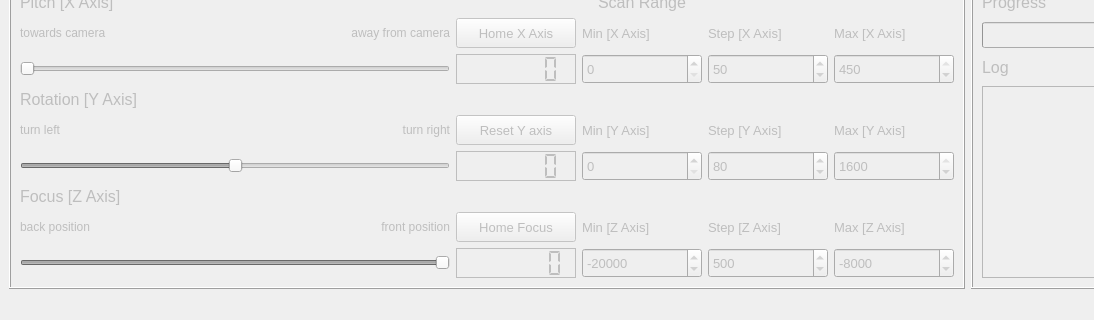
Qt form GUI/scAnt_GUI_mw.ui (evo-biomech/scAnt) before a commit; both pictures show x 0 to 1094 and y 540 to 860 of the 1269 by 860 pixel window.
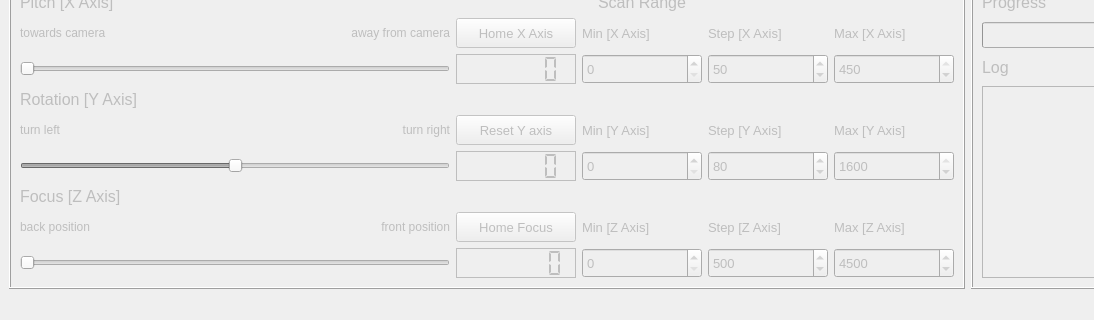
The same form after that commit. Icons and pictures are not drawn.

The edit to the form file:
```diff
--- a/GUI/scAnt_GUI_mw.ui
+++ b/GUI/scAnt_GUI_mw.ui
@@ -17,7 +17,7 @@
    </rect>
   </property>
   <property name="sizePolicy">
-   <sizepolicy hsizetype="Expanding" vsizetype="Preferred">
+   <sizepolicy hsizetype="Expanding" vsizetype="Expanding">
     <horstretch>0</horstretch>
     <verstretch>0</verstretch>
    </sizepolicy>
@@ -2207,6 +2207,7 @@
          <property name="font">
           <font>
            <pointsize>10</pointsize>
+           <weight>50</weight>
            <bold>false</bold>
           </font>
          </property>
@@ -2214,16 +2215,16 @@
           <number>0</number>
          </property>
          <property name="minimum">
-          <double>-45000.000000000000000</double>
+          <double>0.000000000000000</double>
          </property>
          <property name="maximum">
-          <double>0.000000000000000</double>
+          <double>5000.000000000000000</double>
          </property>
          <property name="singleStep">
           <double>1000.000000000000000</double>
          </property>
          <property name="value">
-          <double>-20000.000000000000000</double>
+          <double>0.000000000000000</double>
          </property>
         </widget>
        </item>
@@ -2299,6 +2300,7 @@
          <property name="font">
           <font>
            <pointsize>10</pointsize>
+           <weight>50</weight>
            <bold>false</bold>
           </font>
          </property>
@@ -2306,16 +2308,16 @@
           <number>0</number>
          </property>
          <property name="minimum">
-          <double>-35000.000000000000000</double>
-         </property>
-         <property name="maximum">
           <double>0.000000000000000</double>
          </property>
+         <property name="maximum">
+          <double>5000.000000000000000</double>
+         </property>
          <property name="singleStep">
           <double>1000.000000000000000</double>
          </property>
          <property name="value">
-          <double>-8000.000000000000000</double>
+          <double>4500.000000000000000</double>
          </property>
         </widget>
        </item>
@@ -2372,10 +2374,10 @@
           </sizepolicy>
          </property>
          <property name="minimum">
-          <number>-45000</number>
+          <number>0</number>
          </property>
          <property name="maximum">
-          <number>0</number>
+          <number>5000</number>
          </property>
          <property name="orientation">
           <enum>Qt::Horizontal</enum>
```
Left out of the diff: 103 changed lines with no effect on the pictures.
